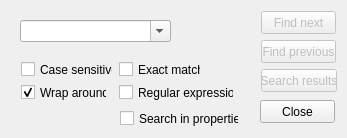
The window that finditemsdialog.ui (kambala-decapitator/MedianXLOfflineTools) describes before a commit, drawn with Qt 5.
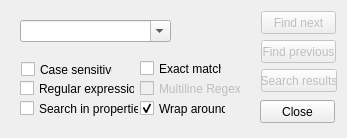
The same window after the commit.

Patch:
```diff
--- a/finditemsdialog.ui
+++ b/finditemsdialog.ui
@@ -35,8 +35,8 @@
   <widget class="QCheckBox" name="regexCheckBox">
    <property name="geometry">
     <rect>
-     <x>119</x>
-     <y>84</y>
+     <x>20</x>
+     <y>80</y>
      <width>115</width>
      <height>17</height>
     </rect>
@@ -61,8 +61,8 @@
   <widget class="QCheckBox" name="exactMatchCheckBox">
    <property name="geometry">
     <rect>
-     <x>119</x>
-     <y>61</y>
+     <x>140</x>
+     <y>60</y>
      <width>82</width>
      <height>17</height>
     </rect>
@@ -74,8 +74,8 @@
   <widget class="QCheckBox" name="wrapAroundCheckBox">
    <property name="geometry">
     <rect>
-     <x>21</x>
-     <y>84</y>
+     <x>140</x>
+     <y>100</y>
      <width>86</width>
      <height>17</height>
     </rect>
@@ -181,8 +181,8 @@
   <widget class="QCheckBox" name="searchPropsCheckBox">
    <property name="geometry">
     <rect>
-     <x>120</x>
-     <y>110</y>
+     <x>20</x>
+     <y>100</y>
      <width>119</width>
      <height>17</height>
     </rect>
@@ -194,6 +194,22 @@
     <bool>false</bool>
    </property>
   </widget>
+  <widget class="QCheckBox" name="multilineRegExpCheckBox">
+   <property name="enabled">
+    <bool>false</bool>
+   </property>
+   <property name="geometry">
+    <rect>
+     <x>140</x>
+     <y>80</y>
+     <width>101</width>
+     <height>17</height>
+    </rect>
+   </property>
+   <property name="text">
+    <string>Multiline Regex</string>
+   </property>
+  </widget>
  </widget>
  <layoutdefault spacing="6" margin="11"/>
  <resources/>
```
Left out of the diff: 16 changed lines with no effect on the pictures.
